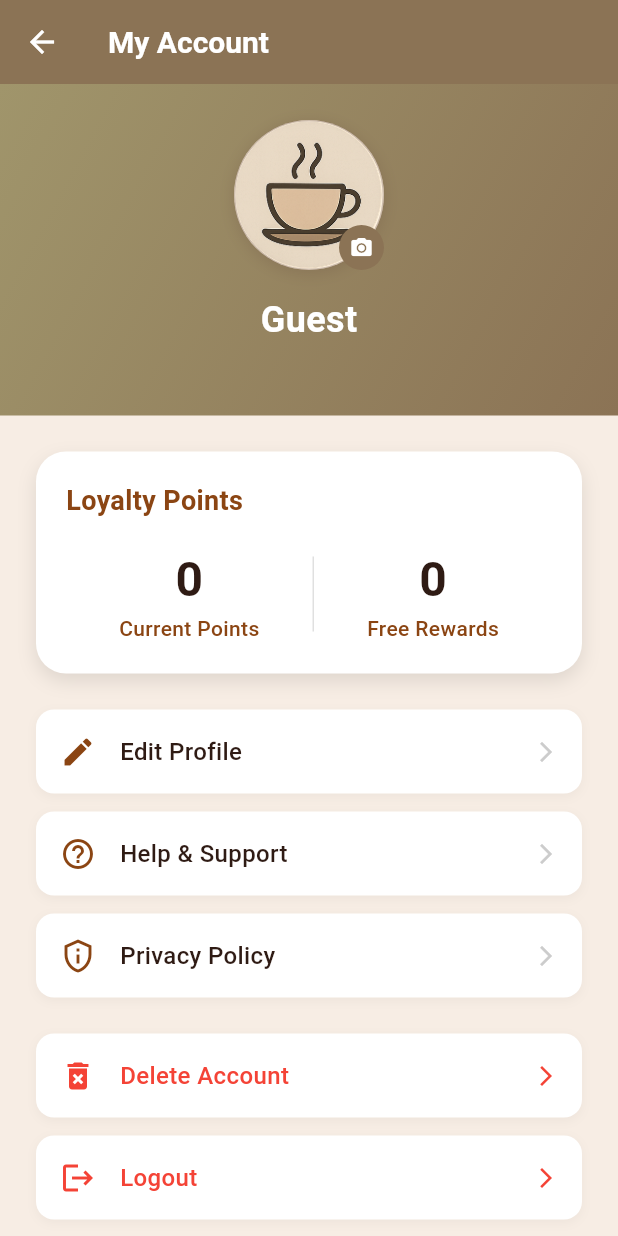
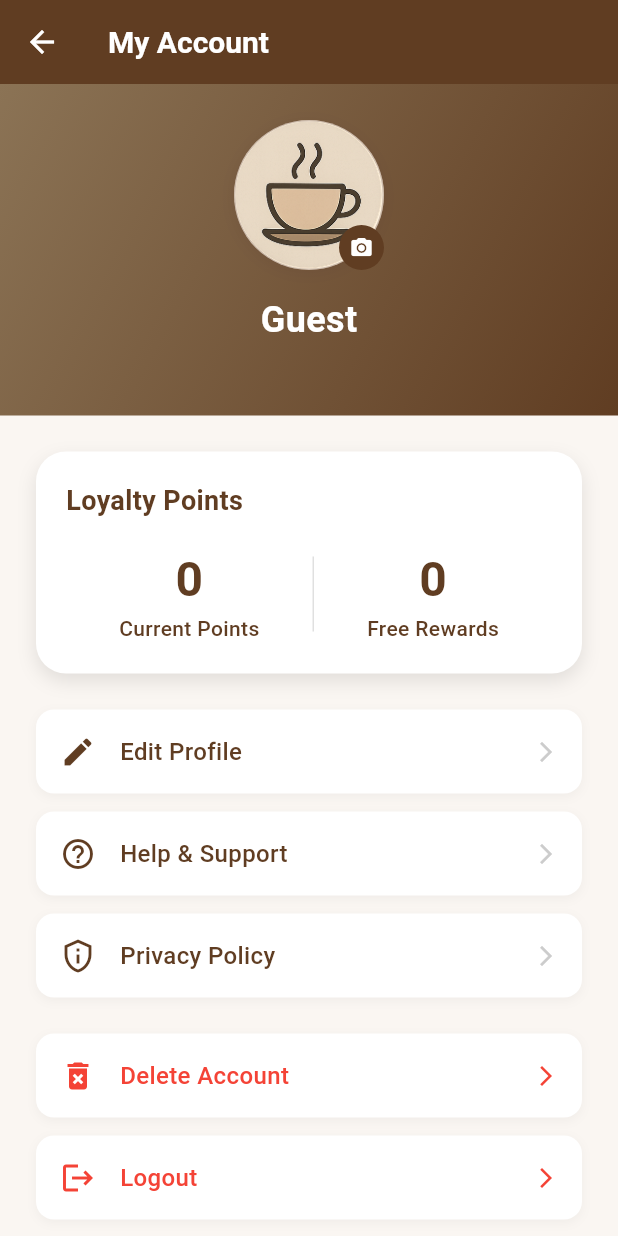
Before and after one commit to noodev8/ginger, a Flutter app: the AccountPage screen opened directly, on a phone screen of 412 x 824 dp. Run offline on Flutter 3.47's test engine with Material 3 defaults, Android fonts, the phone set to English and light mode, and no system bars; our stand-ins replace flutter_secure_storage, qr_flutter; missing offline and left inert: mobile_scanner; accounts and stored records are empty.

Commit message:
account ui

```diff
--- a/ginger_flutter/lib/account_page.dart
+++ b/ginger_flutter/lib/account_page.dart
@@ -79,12 +79,12 @@ class _AccountPageState extends State<AccountPage> with WidgetsBindingObserver {
             width: 60,
             height: 60,
             decoration: BoxDecoration(
-              color: const Color(0xFF8B7355).withValues(alpha: 0.1), // Darker beige
+              color: const Color(0xFF603d22).withValues(alpha: 0.1), // Coffee brown
               borderRadius: BorderRadius.circular(30),
             ),
             child: Icon(
               icon,
-              color: const Color(0xFF8B7355), // Darker beige
+              color: const Color(0xFF603d22), // Coffee brown
               size: 30,
             ),
           ),
@@ -94,7 +94,7 @@ class _AccountPageState extends State<AccountPage> with WidgetsBindingObserver {
             style: const TextStyle(
               fontSize: 14,
               fontWeight: FontWeight.w500,
-              color: Color(0xFF8B7355), // Darker beige
+              color: Color(0xFF603d22), // Coffee brown
             ),
           ),
         ],
@@ -108,7 +108,7 @@ class _AccountPageState extends State<AccountPage> with WidgetsBindingObserver {
     ScaffoldMessenger.of(context).showSnackBar(
       SnackBar(
         content: Text(message),
-        backgroundColor: const Color(0xFF8B7355), // Darker beige
+        backgroundColor: const Color(0xFF603d22), // Coffee brown
         behavior: SnackBarBehavior.floating,
         shape: RoundedRectangleBorder(
           borderRadius: BorderRadius.circular(10),
@@ -127,9 +127,9 @@ class _AccountPageState extends State<AccountPage> with WidgetsBindingObserver {
   @override
   Widget build(BuildContext context) {
     return Scaffold(
-      backgroundColor: const Color(0xFFF7EDE4), // Updated beige background
+      backgroundColor: const Color(0xFFFAF6F2), // Same as main screen background
       appBar: AppBar(
-        backgroundColor: const Color(0xFF8B7355), // Darker beige
+        backgroundColor: const Color(0xFF603d22), // Coffee brown
         foregroundColor: Colors.white,
         title: const Text(
           'My Account',
@@ -145,7 +145,7 @@ class _AccountPageState extends State<AccountPage> with WidgetsBindingObserver {
           onRefresh: () async {
             _refreshPoints();
           },
-          color: const Color(0xFF8B7355),
+          color: const Color(0xFF603d22),
           backgroundColor: Colors.white,
           child: SingleChildScrollView(
             physics: const AlwaysScrollableScrollPhysics(),
@@ -156,7 +156,7 @@ class _AccountPageState extends State<AccountPage> with WidgetsBindingObserver {
                 width: double.infinity,
                 decoration: const BoxDecoration(
                   gradient: LinearGradient(
-                    colors: [Color(0xFF8B7355), Color(0xFFA0956B)], // Darker beige gradient
+                    colors: [Color(0xFF603d22), Color(0xFF8B7355)], // Coffee brown gradient
                     stops: [0, 1],
                     begin: AlignmentDirectional(1, 1),
                     end: AlignmentDirectional(-1, -1),
@@ -185,7 +185,7 @@ class _AccountPageState extends State<AccountPage> with WidgetsBindingObserver {
                                 width: 30,
                                 height: 30,
                                 decoration: const BoxDecoration(
-                                  color: Color(0xFF8B7355), // Darker beige
+                                  color: Color(0xFF603d22), // Coffee brown
                                   shape: BoxShape.circle,
                                 ),
                                 child: const Icon(
@@ -270,7 +270,7 @@ class _AccountPageState extends State<AccountPage> with WidgetsBindingObserver {
                                 const Text(
                                   'Loyalty Points',
                                   style: TextStyle(
-                                    color: Color(0xFF8B4513),
+                                    color: Color(0xFF603d22),
                                     fontSize: 18,
                                     fontWeight: FontWeight.bold,
                                   ),
@@ -279,7 +279,7 @@ class _AccountPageState extends State<AccountPage> with WidgetsBindingObserver {
                                   IconButton(
                                     icon: const Icon(
                                       Icons.refresh,
-                                      color: Color(0xFF8B4513),
+                                      color: Color(0xFF603d22),
                                       size: 20,
                                     ),
                                     onPressed: () => pointsProvider.refreshUserPoints(user!.id!),
@@ -291,13 +291,13 @@ class _AccountPageState extends State<AccountPage> with WidgetsBindingObserver {
                               const Column(
                                 children: [
                                   CircularProgressIndicator(
-                                    valueColor: AlwaysStoppedAnimation<Color>(Color(0xFF8B7355)),
+                                    valueColor: AlwaysStoppedAnimation<Color>(Color(0xFF603d22)),
                                   ),
                                   SizedBox(height: 8),
                                   Text(
                                     'Loading points...',
                                     style: TextStyle(
-                                      color: Color(0xFF8B4513),
+                                      color: Color(0xFF603d22),
                                       fontSize: 14,
                                     ),
                                   ),
@@ -308,14 +308,14 @@ class _AccountPageState extends State<AccountPage> with WidgetsBindingObserver {
                                 children: [
                                   const Icon(
                                     Icons.error_outline,
-                                    color: Color(0xFF8B4513),
+                                    color: Color(0xFF603d22),
                                     size: 32,
                                   ),
                                   const SizedBox(height: 8),
                                   const Text(
                                     'Unable to load points',
                                     style: TextStyle(
-                                      color: Color(0xFF8B4513),
+                                      color: Color(0xFF603d22),
                                       fontSize: 14,
                                       fontWeight: FontWeight.w500,
                                     ),
@@ -325,7 +325,7 @@ class _AccountPageState extends State<AccountPage> with WidgetsBindingObserver {
                                     onPressed: user?.id != null ? () => pointsProvider.refreshUserPoints(user!.id!) : null,
                                     child: const Text(
                                       'Retry',
-                                      style: TextStyle(color: Color(0xFF8B4513)),
+                                      style: TextStyle(color: Color(0xFF603d22)),
                                     ),
                                   ),
                                 ],
@@ -339,7 +339,7 @@ class _AccountPageState extends State<AccountPage> with WidgetsBindingObserver {
                                       Text(
                                         '$currentPoints',
                                         style: const TextStyle(
-                                          color: Color(0xFF2F1B14),
+                                          color: Color(0xFF603d22),
                                           fontSize: 32,
                                           fontWeight: FontWeight.bold,
                                         ),
@@ -347,7 +347,7 @@ class _AccountPageState extends State<AccountPage> with WidgetsBindingObserver {
                                       const Text(
                                         'Current Points',
                                         style: TextStyle(
-                                          color: Color(0xFF8B4513),
+                                          color: Color(0xFF603d22),
                                           fontSize: 14,
                                           fontWeight: FontWeight.w500,
                                         ),
@@ -364,7 +364,7 @@ class _AccountPageState extends State<AccountPage> with WidgetsBindingObserver {
                                       Text(
                                         '$freeRewards',
                                         style: const TextStyle(
-                                          color: Color(0xFF2F1B14),
+                                          color: Color(0xFF603d22),
                                           fontSize: 32,
                                           fontWeight: FontWeight.bold,
                                         ),
@@ -372,7 +372,7 @@ class _AccountPageState extends State<AccountPage> with WidgetsBindingObserver {
                                       Text(
                                         'Free Rewards',
                                         style: TextStyle(
-                                          color: Color(0xFF8B4513),
+                                          color: Color(0xFF603d22),
                                           fontSize: 14,
                                           fontWeight: FontWeight.w500,
                                         ),
@@ -473,7 +473,7 @@ class _AccountPageState extends State<AccountPage> with WidgetsBindingObserver {
           children: [
             Icon(
               icon,
-              color: isDestructive ? Colors.red : const Color(0xFF8B4513),
+              color: isDestructive ? Colors.red : const Color(0xFF603d22),
               size: 24,
             ),
             const SizedBox(width: 16),
@@ -481,7 +481,7 @@ class _AccountPageState extends State<AccountPage> with WidgetsBindingObserver {
               child: Text(
                 title,
                 style: TextStyle(
-                  color: isDestructive ? Colors.red : const Color(0xFF2F1B14),
+                  color: isDestructive ? Colors.red : const Color(0xFF603d22),
                   fontSize: 16,
                   fontWeight: FontWeight.w500,
                 ),
@@ -721,7 +721,7 @@ class _EditProfileDialogState extends State<EditProfileDialog> {
     ScaffoldMessenger.of(context).showSnackBar(
       SnackBar(
         content: Text(message),
-        backgroundColor: const Color(0xFF5D4037),
+        backgroundColor: const Color(0xFF603d22),
         behavior: SnackBarBehavior.floating,
         shape: RoundedRectangleBorder(
           borderRadius: BorderRadius.circular(10),
@@ -752,7 +752,7 @@ class _EditProfileDialogState extends State<EditProfileDialog> {
               style: TextStyle(
                 fontSize: 24,
                 fontWeight: FontWeight.bold,
-                color: Color(0xFF5D4037),
+                color: Color(0xFF603d22),
               ),
             ),
             const SizedBox(height: 24),
@@ -763,7 +763,7 @@ class _EditProfileDialogState extends State<EditProfileDialog> {
               style: TextStyle(
                 fontSize: 16,
                 fontWeight: FontWeight.bold,
-                color: Color(0xFF5D4037),
+                color: Color(0xFF603d22),
               ),
             ),
             const SizedBox(height: 8),
@@ -773,11 +773,11 @@ class _EditProfileDialogState extends State<EditProfileDialog> {
                 hintText: 'Enter your display name',
                 border: OutlineInputBorder(
                   borderRadius: BorderRadius.circular(12),
-                  borderSide: const BorderSide(color: Color(0xFF5D4037)),
+                  borderSide: const BorderSide(color: Color(0xFF603d22)),
                 ),
                 focusedBorder: OutlineInputBorder(
                   borderRadius: BorderRadius.circular(12),
-                  borderSide: const BorderSide(color: Color(0xFF5D4037), width: 2),
+                  borderSide: const BorderSide(color: Color(0xFF603d22), width: 2),
                 ),
               ),
             ),
@@ -809,7 +809,7 @@ class _EditProfileDialogState extends State<EditProfileDialog> {
                 ElevatedButton(
                   onPressed: _isLoading ? null : _saveProfile,
                   style: ElevatedButton.styleFrom(
-                    backgroundColor: const Color(0xFF5D4037),
+                    backgroundColor: const Color(0xFF603d22),
                     foregroundColor: Colors.white,
                     padding: const EdgeInsets.symmetric(horizontal: 24, vertical: 12),
                     shape: RoundedRectangleBorder(
```
Also changed, not shown: ginger_flutter/assets/beans.png (deleted).
